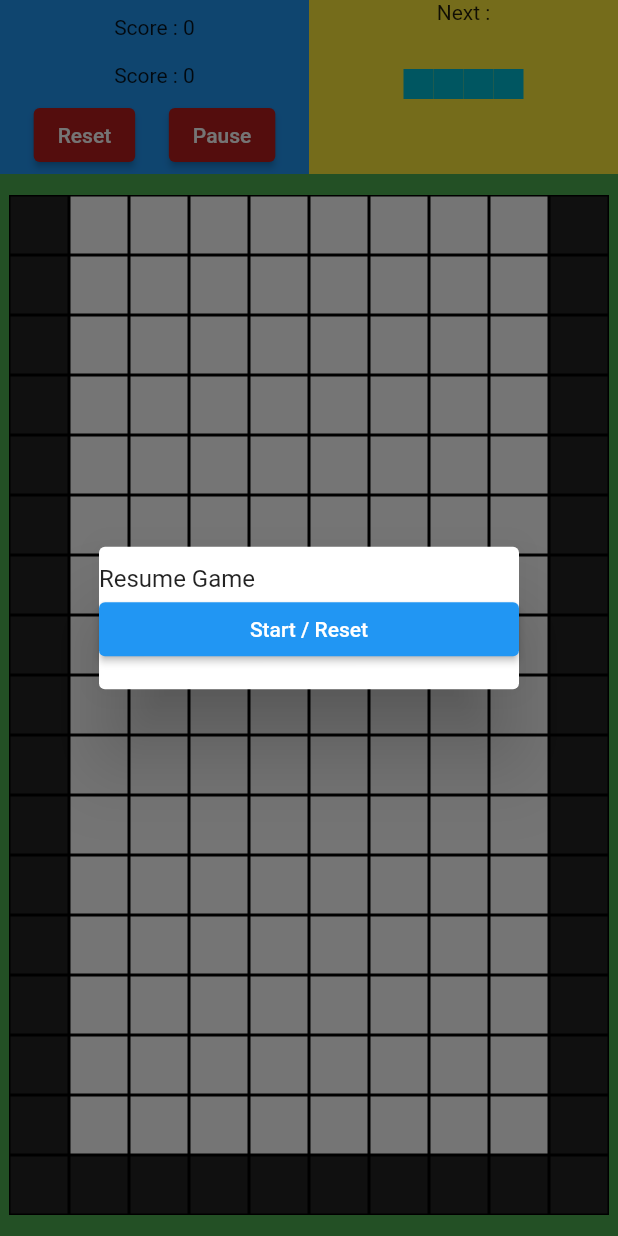
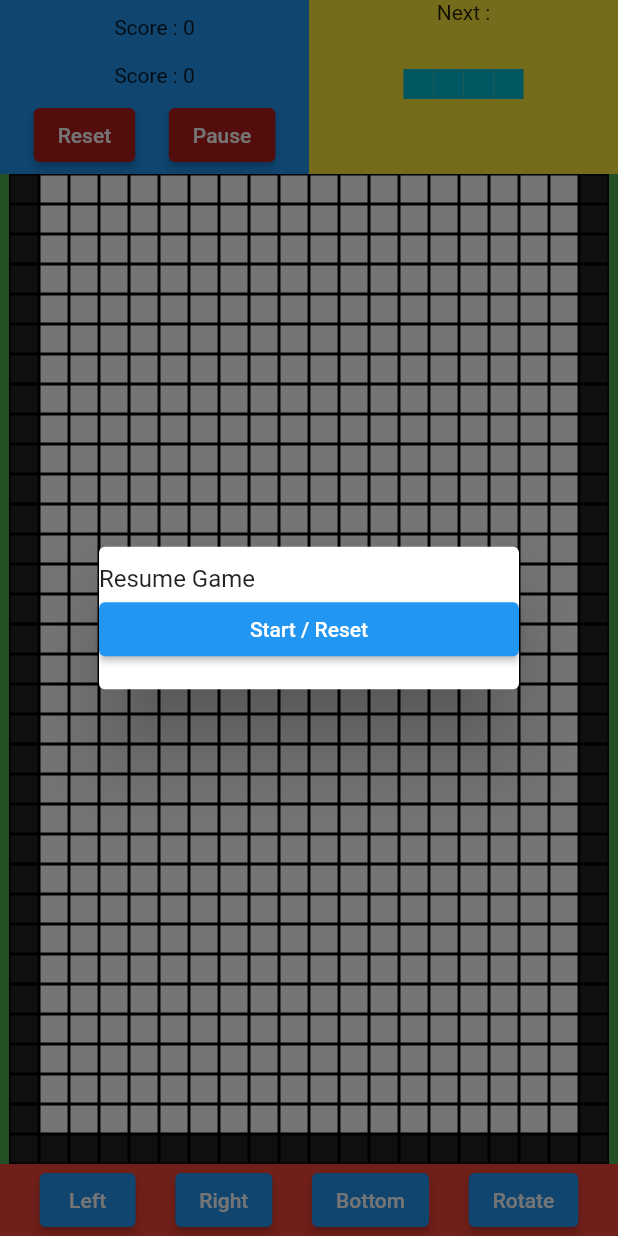
Before and after one commit to MUradyanHayk/tetris-game, a Flutter app: the screen it shows after launch, after a tap on "Reset", on a phone screen of 412 x 824 dp. Run offline on Flutter 3.47's test engine with Material 2 defaults, Android fonts, the phone set to English and light mode, and no system bars.

Commit message:
(HM) some logic is done in tetris_game.dart

```diff
--- a/lib/widget/tetris_game.dart
+++ b/lib/widget/tetris_game.dart
@@ -4,7 +4,7 @@ import 'package:flutter/cupertino.dart';
 import 'package:flutter/material.dart';
 
 // https://www.youtube.com/watch?v=DhyOyqz7saM&list=PLdtFzIhH38aKQfgjcui_WSdsksoVzHoc1
-// hasel em 47:00
+// hasel em 1:00:00
 class TetrisGame extends StatefulWidget {
   const TetrisGame({Key? key}) : super(key: key);
 
@@ -25,7 +25,7 @@ class _TetrisGameState extends State<TetrisGame> {
 
   @override
   Widget build(BuildContext context) {
-    const double sizePerSquare = 40;
+    const double sizePerSquare = 20;
     return Scaffold(
       body: Container(
         alignment: Alignment.center,
@@ -125,7 +125,31 @@ class _TetrisGameState extends State<TetrisGame> {
                       },
                     );
                   }),
-                ))
+                )),
+                Container(
+                  color: Colors.red,
+                  child: Row(
+                    mainAxisAlignment: MainAxisAlignment.spaceEvenly,
+                    children: [
+                      ElevatedButton(
+                        onPressed: () => keyGlobal.currentState!.transformBrick(move: Offset(-sizePerSquare, 0)),
+                        child: Text("Left"),
+                      ),
+                      ElevatedButton(
+                        onPressed: () => keyGlobal.currentState!.transformBrick(move: Offset(sizePerSquare, 0)),
+                        child: Text("Right"),
+                      ),
+                      ElevatedButton(
+                        onPressed: () => keyGlobal.currentState!.transformBrick(move: Offset(0, sizePerSquare)),
+                        child: Text("Bottom"),
+                      ),
+                      ElevatedButton(
+                        onPressed: () => keyGlobal.currentState!.transformBrick(rotate: true),
+                        child: Text("Rotate"),
+                      ),
+                    ],
+                  ),
+                ),
               ],
             );
           })),
@@ -138,7 +162,7 @@ class _TetrisGameState extends State<TetrisGame> {
 class TetrisWidget extends StatefulWidget {
   Function(List<BrickObjectPos> brickObjectPos)? setNextBrick;
   final Size size;
-  double? sizePerSquare = 40;
+  double? sizePerSquare = 20;
 
   TetrisWidget(this.size, {Key? key, this.setNextBrick, this.sizePerSquare}) : super(key: key);
 
@@ -247,7 +271,7 @@ class _TetrisWidgetState extends State<TetrisWidget> with SingleTickerProviderSt
             ));
   }
 
-  void animationLoop() {
+  void animationLoop() async {
     // check brick length more that 1 for ready curent & future brick
     if (animation.isCompleted && brickObjectPosValue.value.length > 1) {
       print("nice run hahhaa");
@@ -256,12 +280,73 @@ class _TetrisWidgetState extends State<TetrisWidget> with SingleTickerProviderSt
       BrickObjectPos currentObj = brickObjectPosValue.value[brickObjectPosValue.value.length - 2];
 
       // calculate offset target on animate
+      Offset target = currentObj.offset.translate(0, widget.sizePerSquare!);
+
+      // check target move exceed wall or base,, if exceed then do nothing.. make done
+
+      if (checkTargetMove(target, currentObj)) {
+        currentObj.offset = target;
+        currentObj.calculateHit();
+        brickObjectPosValue.notifyListeners();
+      } else {
+        // currentObj.isDone = true;
+        // add to done for current object hit
+        currentObj.pointArray.where((element) => element != -99999).toList().forEach((element) {
+          donePointsValue.value.add(BrickObjectPosDone(element, color: currentObj.color));
+        });
+
+        donePointsValue.notifyListeners();
+
+        // remove second last array
+        // show on our layput 1st
+        brickObjectPosValue.value.removeAt(brickObjectPosValue.value.length - 2);
+
+        // check complete line
+
+        await checkCompleteLine();
+
+        // check game over
+        bool status = await checkGameOver();
+
+        if (!status) {
+          // generate new brick
+          // yeayyy ops.. we proceed with movement 1st..make button
+          randomBrick();
+        } else {
+          print("Game Over");
+        }
+      }
 
       animationController.reset();
       animationController.forward();
     }
     // we use on rest btn
     // randomBrick(start: true);
+  }
+
+  Future<bool> checkGameOver() async {
+    return donePointsValue.value.where((element) => element.index < 0 && element.index != -99999).length > 0;
+  }
+
+  checkCompleteLine() async {
+    // later we put full code
+  }
+
+  bool checkTargetMove(Offset targetPos, BrickObjectPos object) {
+    List<int> pointsPredict = object.calculateHit(predict: targetPos);
+
+    List<int> hitsIndex = [];
+
+    // add all wall for hits index
+    hitsIndex.addAll(levelBases);
+
+    // add all point done for hits index
+    hitsIndex.addAll(donePointsValue.value.map((e) => e.index));
+
+    // get number hit on points hit
+    int numberHitBase = pointsPredict.map((e) => hitsIndex.indexWhere((element) => element == e) > -1).where((element) => element).length;
+
+    return numberHitBase == 0;
   }
 
   void randomBrick({start: false}) {
@@ -348,6 +433,16 @@ class _TetrisWidgetState extends State<TetrisWidget> with SingleTickerProviderSt
                               ),
                             )
                             .toList(),
+                      if (donePoints.length > 0)
+                        ...donePoints.map(
+                          (e) => Positioned(
+                            left: e.index % (sizeBox.width / widget.sizePerSquare!) * widget.sizePerSquare!,
+                            top: (e.index ~/ (sizeBox.width / widget.sizePerSquare!) * widget.sizePerSquare!).toDouble(),
+                            child: boxBrick(e.color!, text: e.index),
+                            width: widget.sizePerSquare!,
+                            height: widget.sizePerSquare!,
+                          ),
+                        )
                     ],
                   );
                 });
@@ -367,6 +462,27 @@ class _TetrisWidgetState extends State<TetrisWidget> with SingleTickerProviderSt
     animation.removeListener(animationLoop);
     animationController.dispose();
     super.dispose();
+  }
+
+  transformBrick({Offset? move, bool? rotate}) {
+    if (move != null || rotate != null) {
+      if (move != null) {
+        // get current move
+        BrickObjectPos currentObj = brickObjectPosValue.value[brickObjectPosValue.value.length - 2];
+
+        // calculate offset target on animate
+        Offset target = currentObj.offset.translate(move.dx, move.dy);
+
+        // check target move exceed wall or base,, if exceed then do nothing.. make done
+
+        if (checkTargetMove(target, currentObj)) {
+          currentObj.offset = target;
+          currentObj.calculateHit();
+          brickObjectPosValue.notifyListeners();
+        }
+        // checkTargetMove(targetPos, object)
+      }
+    }
   }
 }
 
@@ -607,7 +723,7 @@ class BrickObjectPos {
         value = -99999;
       } else {
         double left = offsetTemp.dx / size!.width + entry.key % sqrt(length);
-        double top = offsetTemp.dy / size!.height + entry.key % sqrt(length);
+        double top = offsetTemp.dy / size!.height + entry.key ~/ sqrt(length);
         int index = left.toInt() + top * sizeLayout!.width ~/ size!.width;
         value = index.toInt();
       }
```
